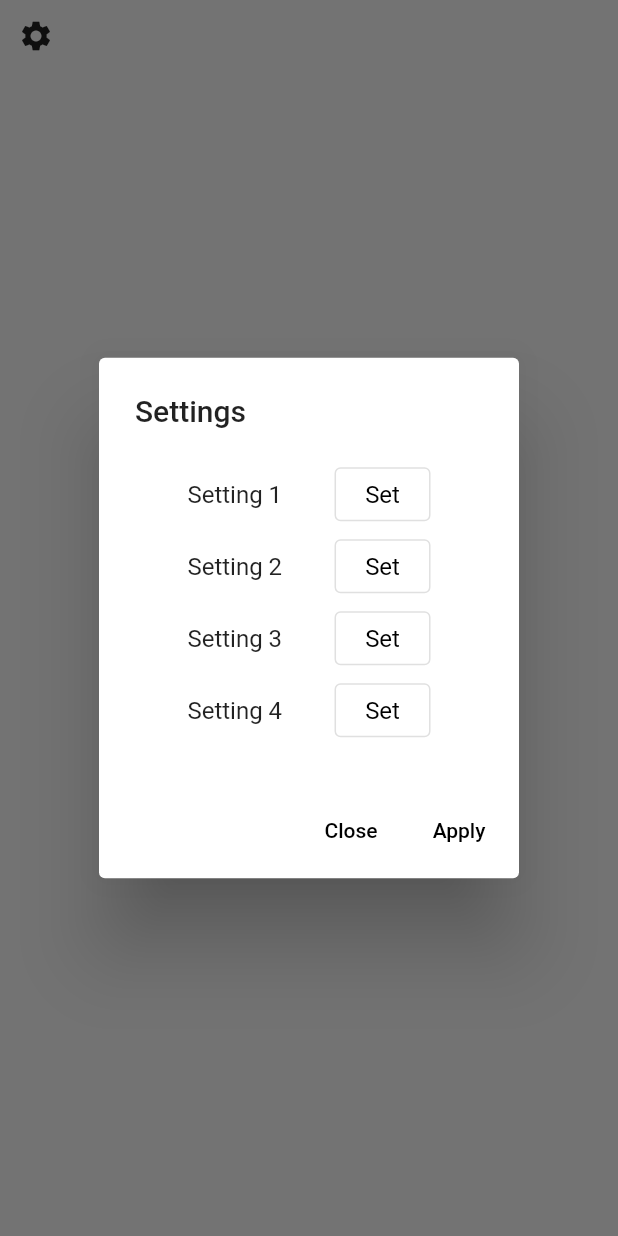
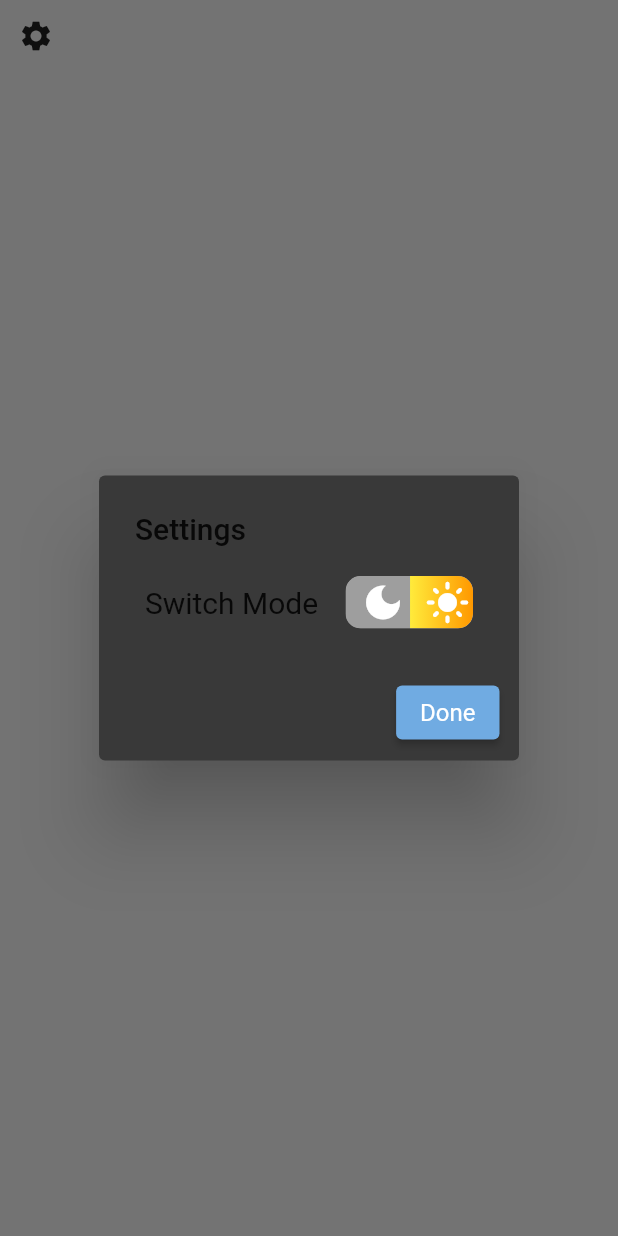
Before and after one commit to EvgenyPetrashko/arithmetic_pvp, a Flutter app: the ProfileSettings widget shown alone on an empty page, opened directly, after a tap on the "settings" icon, on a phone screen of 412 x 824 dp. Run offline on Flutter 3.47's test engine with Material 2 defaults, Android fonts, the phone set to English and light mode, and no system bars; drawn by our look-alikes of toggle_switch; our stand-ins replace animated_background, cached_network_image, dio, firebase_auth, firebase_core, flutter_bloc and 7 more; accounts and stored records are empty; network calls fail.

Commit message:
settings dialog update; minor changes

```diff
--- a/lib/main.dart
+++ b/lib/main.dart
@@ -29,7 +29,8 @@ class MyApp extends StatelessWidget {
             primary: const Color(0xff70ABE2),
             textStyle: const TextStyle(
               color: Colors.black,
-                fontSize: 16, fontWeight: FontWeight.normal,
+              fontSize: 16,
+              fontWeight: FontWeight.normal,
             ),
           ),
         ),
--- a/lib/presentation/profile/profile_settings.dart
+++ b/lib/presentation/profile/profile_settings.dart
@@ -1,3 +1,4 @@
+import 'package:arithmetic_pvp/theme_switch.dart';
 import 'package:flutter/material.dart';
 
 class ProfileSettings extends StatelessWidget {
@@ -14,74 +15,35 @@ class ProfileSettings extends StatelessWidget {
         context: context,
         builder: (context) {
           return AlertDialog(
+            backgroundColor: const Color(0xff393939),
             title: const Text('Settings'),
             content: Column(
               mainAxisSize: MainAxisSize.min,
               children: [
                 Row(
                   mainAxisAlignment: MainAxisAlignment.spaceEvenly,
-                  children: [
-                    const Text('Setting 1'),
-                    OutlinedButton(
-                      onPressed: () {},
-                      child: const Text(
-                        "Set",
-                        style: TextStyle(
-                            fontSize: 16, fontWeight: FontWeight.normal),
-                      ),
+                  children: const [
+                    Text(
+                      'Switch Mode',
+                      style: TextStyle(fontSize: 20),
+                      textAlign: TextAlign.center,
                     ),
-                  ],
-                ),
-                Row(
-                  mainAxisAlignment: MainAxisAlignment.spaceEvenly,
-                  children: [
-                    const Text('Setting 2'),
-                    OutlinedButton(
-                      onPressed: () {},
-                      child: const Text(
-                        "Set",
-                        style: TextStyle(
-                            fontSize: 16, fontWeight: FontWeight.normal),
-                      ),
+                    SizedBox(
+                      width: 5,
                     ),
-                  ],
-                ),
-                Row(
-                  mainAxisAlignment: MainAxisAlignment.spaceEvenly,
-                  children: [
-                    const Text('Setting 3'),
-                    OutlinedButton(
-                      onPressed: () {},
-                      child: const Text(
-                        "Set",
-                        style: TextStyle(
-                            fontSize: 16, fontWeight: FontWeight.normal),
-                      ),
-                    ),
-                  ],
-                ),
-                Row(
-                  mainAxisAlignment: MainAxisAlignment.spaceEvenly,
-                  children: [
-                    const Text('Setting 4'),
-                    OutlinedButton(
-                      onPressed: () {},
-                      child: const Text(
-                        "Set",
-                        style: TextStyle(
-                            fontSize: 16, fontWeight: FontWeight.normal),
-                      ),
-                    ),
+                    ThemeToggle(),
                   ],
                 ),
               ],
             ),
             actions: <Widget>[
-              TextButton(onPressed: _dismissDialog, child: const Text('Close')),
-              TextButton(
-                onPressed: _dismissDialog,
-                child: const Text('Apply'),
-              )
+              Container(
+                padding: const EdgeInsets.only(right: 5),
+                child: ElevatedButton(
+                  onPressed: _dismissDialog,
+                  child: const Text('Done'),
+                ),
+              ),
             ],
           );
         },
--- a/lib/presentation/profile/stats_see_all_button.dart
+++ b/lib/presentation/profile/stats_see_all_button.dart
@@ -17,7 +17,7 @@ class RedirectToStats extends StatelessWidget {
           );
         },
         child: const Text(
-          "See all",
+          "See all", style: TextStyle(fontSize: 16),
         ),
       ),
       margin: const EdgeInsets.only(bottom: 20),
--- /dev/null
+++ b/lib/theme_switch.dart
@@ -0,0 +1,83 @@
+import 'package:flutter/material.dart';
+import 'package:toggle_switch/toggle_switch.dart';
+
+class ThemeToggle extends StatefulWidget {
+  const ThemeToggle({Key? key}) : super(key: key);
+
+  @override
+  State<ThemeToggle> createState() => _ThemeToggleState();
+}
+
+class _ThemeToggleState extends State<ThemeToggle> {
+  final darkIcon = const Icon(
+    Icons.dark_mode,
+    color: Color(0xffffe78a),
+    size: 34,
+  );
+  final lightIcon = const Icon(
+    Icons.light_mode,
+    color: Color(0xffffc414),
+    size: 34,
+  );
+
+  var _icon;
+  var _isDarkTheme;
+
+  @override
+  void initState() {
+    super.initState();
+    _icon = lightIcon;
+    _isDarkTheme = false;
+  }
+
+  // void _switchTheme() {
+  //   setState(
+  //         () {
+  //       if (_icon == lightIcon) {
+  //         _icon = darkIcon;
+  //       } else {
+  //         _icon = lightIcon;
+  //       }
+  //       _isDarkTheme = !_isDarkTheme;
+  //     },
+  //   );
+  // }
+
+  @override
+  Widget build(BuildContext context) {
+    // return Center(
+    //     child: CircleAvatar(
+    //         child: IconButton(icon: _icon, onPressed: _switchTheme)),
+    // );
+    return ToggleSwitch(
+      minWidth: 42,
+      minHeight: 35,
+      initialLabelIndex: 1,
+      cornerRadius: 10.0,
+      activeFgColor: Colors.white,
+      inactiveBgColor: Colors.grey,
+      inactiveFgColor: Colors.white,
+      totalSwitches: 2,
+      icons: const [
+        Icons.dark_mode,
+        Icons.light_mode,
+      ],
+      iconSize: 30.0,
+      activeBgColors: const [
+        [Color(0xff1C1C78), Color(0xff0e122b)],
+        [Colors.yellow, Colors.orange]
+      ],
+      animate: true,
+      onToggle: (index) {
+        print('switched to: $index');
+        if (index == 0) {
+          _isDarkTheme = true;
+        }
+        else{
+          _isDarkTheme = false;
+        }
+        print(_isDarkTheme);
+      },
+    );
+  }
+}
```
